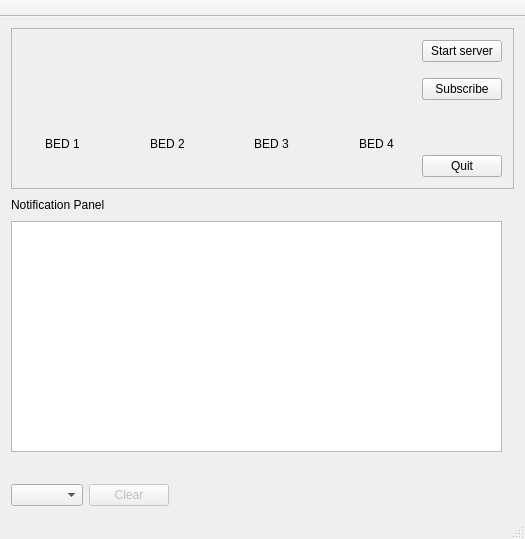
Above: mainwindow.ui from fashtop3/patientbedqt before the change. Below: the same form after it.
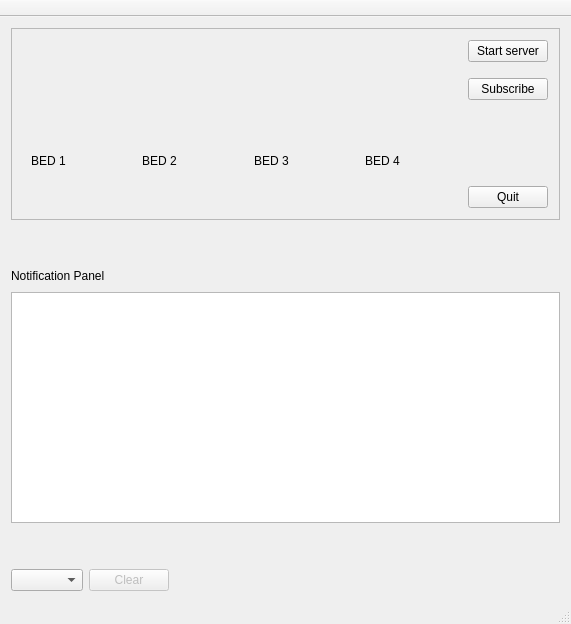
That is the form after the change. Icons and pictures are not drawn.

Commit message: add connect symbol

The edit to the form file:
```diff
--- a/mainwindow.ui
+++ b/mainwindow.ui
@@ -6,27 +6,27 @@
    <rect>
     <x>0</x>
     <y>0</y>
-    <width>525</width>
-    <height>539</height>
+    <width>571</width>
+    <height>624</height>
    </rect>
   </property>
   <property name="minimumSize">
    <size>
-    <width>525</width>
-    <height>539</height>
+    <width>571</width>
+    <height>624</height>
    </size>
   </property>
   <property name="maximumSize">
    <size>
-    <width>592</width>
-    <height>549</height>
+    <width>658</width>
+    <height>652</height>
    </size>
   </property>
   <property name="windowTitle">
    <string>MainWindow</string>
   </property>
   <widget class="QWidget" name="centralWidget">
-   <layout class="QVBoxLayout" name="verticalLayout_5">
+   <layout class="QVBoxLayout" name="verticalLayout_7">
     <item>
      <widget class="QFrame" name="frame">
       <property name="frameShape">
@@ -35,28 +35,45 @@
       <property name="frameShadow">
        <enum>QFrame::Raised</enum>
       </property>
-      <layout class="QGridLayout" name="gridLayout_5">
-       <item row="0" column="0">
-        <layout class="QHBoxLayout" name="horizontalLayout_3">
-         <property name="sizeConstraint">
-          <enum>QLayout::SetNoConstraint</enum>
-         </property>
-         <item>
           <layout class="QHBoxLayout" name="horizontalLayout_2">
            <item>
+        <layout class="QHBoxLayout" name="horizontalLayout">
+         <item>
             <layout class="QVBoxLayout" name="verticalLayout">
+           <item>
+            <widget class="QLabel" name="conn_bed_1">
+             <property name="minimumSize">
+              <size>
+               <width>51</width>
+               <height>51</height>
+              </size>
+             </property>
+             <property name="maximumSize">
+              <size>
+               <width>51</width>
+               <height>51</height>
+              </size>
+             </property>
+             <property name="autoFillBackground">
+              <bool>true</bool>
+             </property>
+             <property name="text">
+              <string/>
+             </property>
+            </widget>
+           </item>
              <item>
               <widget class="QLabel" name="info_bed_1">
                <property name="minimumSize">
                 <size>
-                 <width>79</width>
-                 <height>91</height>
+               <width>51</width>
+               <height>51</height>
                 </size>
                </property>
                <property name="maximumSize">
                 <size>
-                 <width>79</width>
-                 <height>91</height>
+               <width>51</width>
+               <height>51</height>
                 </size>
                </property>
                <property name="autoFillBackground">
@@ -78,7 +95,7 @@
               </widget>
              </item>
              <item>
-              <spacer name="verticalSpacer_9">
+            <spacer name="verticalSpacer_3">
                <property name="orientation">
                 <enum>Qt::Vertical</enum>
                </property>
@@ -106,19 +123,41 @@
             </spacer>
            </item>
            <item>
-            <layout class="QVBoxLayout" name="verticalLayout_7">
+          <layout class="QVBoxLayout" name="verticalLayout_5">
+           <item>
+            <widget class="QLabel" name="conn_bed_2">
+             <property name="minimumSize">
+              <size>
+               <width>51</width>
+               <height>51</height>
+              </size>
+             </property>
+             <property name="maximumSize">
+              <size>
+               <width>51</width>
+               <height>51</height>
+              </size>
+             </property>
+             <property name="autoFillBackground">
+              <bool>true</bool>
+             </property>
+             <property name="text">
+              <string/>
+             </property>
+            </widget>
+           </item>
              <item>
               <widget class="QLabel" name="info_bed_2">
                <property name="minimumSize">
                 <size>
-                 <width>79</width>
-                 <height>91</height>
+               <width>51</width>
+               <height>51</height>
                 </size>
                </property>
                <property name="maximumSize">
                 <size>
-                 <width>79</width>
-                 <height>91</height>
+               <width>51</width>
+               <height>51</height>
                 </size>
                </property>
                <property name="text">
@@ -137,7 +176,7 @@
               </widget>
              </item>
              <item>
-              <spacer name="verticalSpacer_10">
+            <spacer name="verticalSpacer_4">
                <property name="orientation">
                 <enum>Qt::Vertical</enum>
                </property>
@@ -166,18 +205,40 @@
            </item>
            <item>
             <layout class="QVBoxLayout" name="verticalLayout_6">
+           <item>
+            <widget class="QLabel" name="conn_bed_3">
+             <property name="minimumSize">
+              <size>
+               <width>51</width>
+               <height>51</height>
+              </size>
+             </property>
+             <property name="maximumSize">
+              <size>
+               <width>51</width>
+               <height>51</height>
+              </size>
+             </property>
+             <property name="autoFillBackground">
+              <bool>true</bool>
+             </property>
+             <property name="text">
+              <string/>
+             </property>
+            </widget>
+           </item>
              <item>
               <widget class="QLabel" name="info_bed_3">
                <property name="minimumSize">
                 <size>
-                 <width>79</width>
-                 <height>91</height>
+               <width>51</width>
+               <height>51</height>
                 </size>
                </property>
                <property name="maximumSize">
                 <size>
-                 <width>79</width>
-                 <height>91</height>
+               <width>51</width>
+               <height>51</height>
                 </size>
                </property>
                <property name="text">
@@ -225,18 +286,40 @@
            </item>
            <item>
             <layout class="QVBoxLayout" name="verticalLayout_2">
+           <item>
+            <widget class="QLabel" name="conn_bed_4">
+             <property name="minimumSize">
+              <size>
+               <width>51</width>
+               <height>51</height>
+              </size>
+             </property>
+             <property name="maximumSize">
+              <size>
+               <width>51</width>
+               <height>51</height>
+              </size>
+             </property>
+             <property name="autoFillBackground">
+              <bool>true</bool>
+             </property>
+             <property name="text">
+              <string/>
+             </property>
+            </widget>
+           </item>
              <item>
               <widget class="QLabel" name="info_bed_4">
                <property name="minimumSize">
                 <size>
-                 <width>79</width>
-                 <height>91</height>
+               <width>51</width>
+               <height>51</height>
                 </size>
                </property>
                <property name="maximumSize">
                 <size>
-                 <width>79</width>
-                 <height>91</height>
+               <width>51</width>
+               <height>51</height>
                 </size>
                </property>
                <property name="text">
@@ -255,7 +338,7 @@
               </widget>
              </item>
              <item>
-              <spacer name="verticalSpacer_3">
+            <spacer name="verticalSpacer_7">
                <property name="orientation">
                 <enum>Qt::Vertical</enum>
                </property>
@@ -266,8 +349,6 @@
                 </size>
                </property>
               </spacer>
-             </item>
-            </layout>
            </item>
           </layout>
          </item>
@@ -357,6 +438,19 @@
       </layout>
      </widget>
     </item>
+    <item>
+     <spacer name="verticalSpacer_8">
+      <property name="orientation">
+       <enum>Qt::Vertical</enum>
+      </property>
+      <property name="sizeHint" stdset="0">
+       <size>
+        <width>20</width>
+        <height>40</height>
+       </size>
+      </property>
+     </spacer>
+    </item>
     <item>
      <layout class="QVBoxLayout" name="verticalLayout_4">
       <item>
@@ -393,21 +487,11 @@
             <height>231</height>
            </size>
           </property>
+          <property name="readOnly">
+           <bool>true</bool>
+          </property>
          </widget>
         </item>
-        <item>
-         <spacer name="horizontalSpacer_5">
-          <property name="orientation">
-           <enum>Qt::Horizontal</enum>
-          </property>
-          <property name="sizeHint" stdset="0">
-           <size>
-            <width>40</width>
-            <height>20</height>
-           </size>
-          </property>
-         </spacer>
-        </item>
        </layout>
       </item>
       <item>
@@ -462,7 +546,7 @@
     <rect>
      <x>0</x>
      <y>0</y>
-     <width>525</width>
+     <width>571</width>
      <height>21</height>
     </rect>
    </property>
```
Lines whose indentation alone changed are shown as unchanged. The commit also changes 2 other files.
